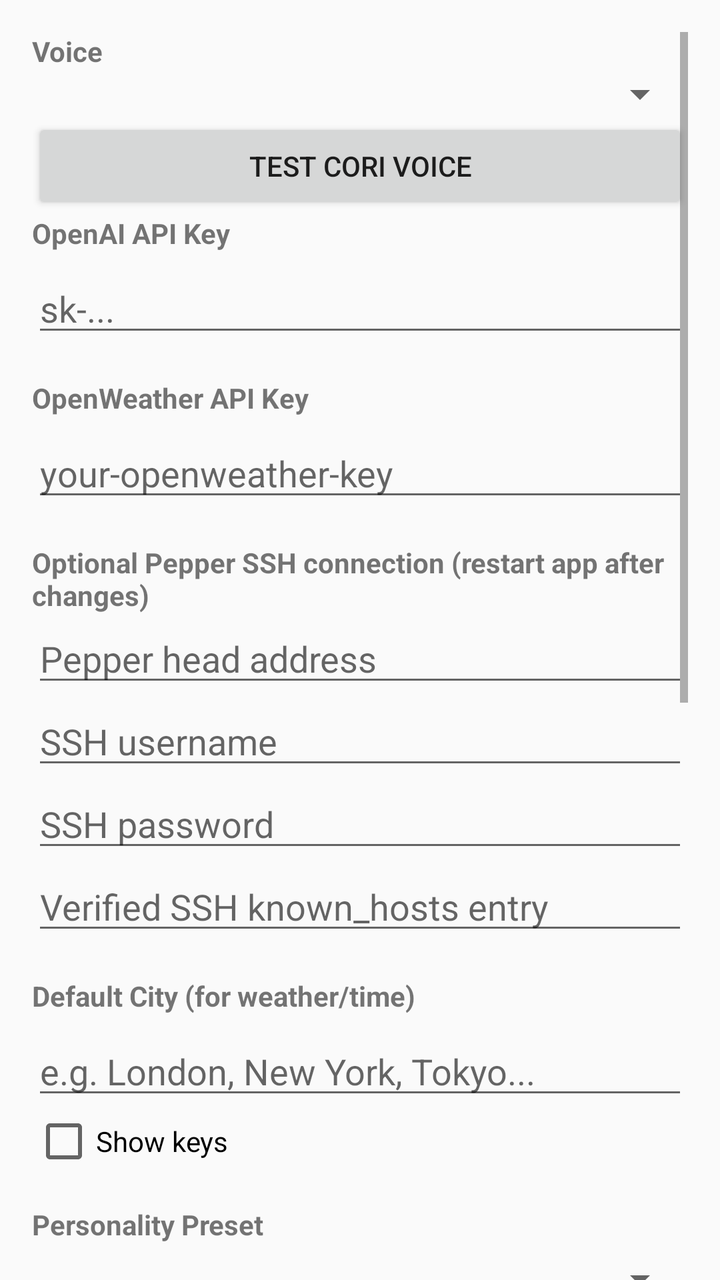
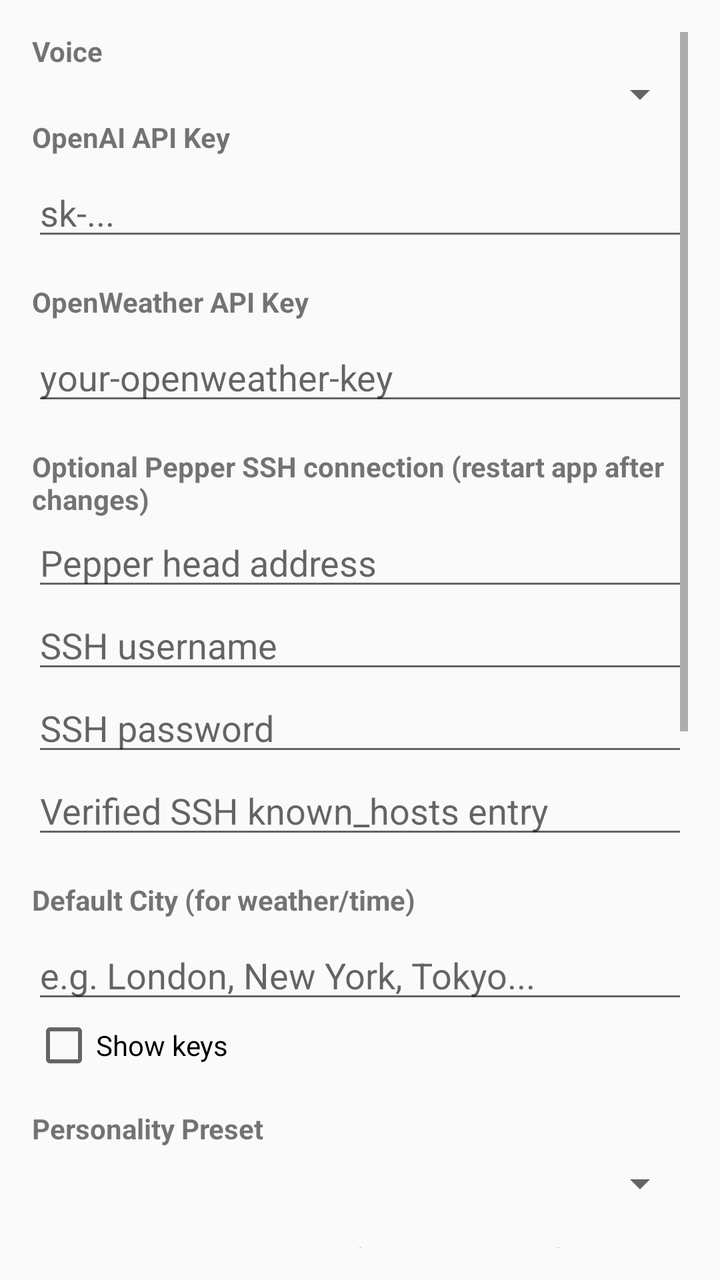

Screens rendered from an Android XML layout before and after an edit, with the pre-edit source and the edit as a unified diff.
<!-- AndroidManifest.xml: application theme AppTheme -->
<!-- res/layout/activity_settings.xml -->
<?xml version="1.0" encoding="utf-8"?>
<ScrollView xmlns:android="http://schemas.android.com/apk/res/android"
    android:id="@+id/scroll"
    android:layout_width="match_parent"
    android:layout_height="match_parent"
    android:fillViewport="true"
    android:padding="16dp">

    <LinearLayout
        android:layout_width="match_parent"
        android:layout_height="wrap_content"
        android:orientation="vertical">

        <TextView
            android:layout_width="match_parent"
            android:layout_height="wrap_content"
            android:text="Voice"
            android:textStyle="bold" />
        <Spinner
            android:id="@+id/spinnerVoice"
            android:layout_width="match_parent"
            android:layout_height="wrap_content" />

        <Button
            android:id="@+id/btnVoiceDemo"
            android:layout_width="match_parent"
            android:layout_height="wrap_content"
            android:text="Test Cori voice" />

        
        <TextView
            android:layout_width="wrap_content"
            android:layout_height="wrap_content"
            android:text="OpenAI API Key"
            android:textStyle="bold"
            android:paddingBottom="6dp" />

        <EditText
            android:id="@+id/editOpenAIKey"
            android:layout_width="match_parent"
            android:layout_height="wrap_content"
            android:hint="sk-..."
            android:singleLine="true"
            android:inputType="textPassword" />

        
        <TextView
            android:layout_width="wrap_content"
            android:layout_height="wrap_content"
            android:text="OpenWeather API Key"
            android:textStyle="bold"
            android:paddingTop="16dp"
            android:paddingBottom="6dp" />

        <EditText
            android:id="@+id/editWeatherKey"
            android:layout_width="match_parent"
            android:layout_height="wrap_content"
            android:hint="your-openweather-key"
            android:singleLine="true"
            android:inputType="textPassword" />

        <TextView
            android:layout_width="match_parent"
            android:layout_height="wrap_content"
            android:paddingTop="16dp"
            android:text="Optional Pepper SSH connection (restart app after changes)"
            android:textStyle="bold" />
        <EditText
            android:id="@+id/editSshHost"
            android:layout_width="match_parent"
            android:layout_height="wrap_content"
            android:hint="Pepper head address"
            android:singleLine="true"
            android:inputType="textUri" />
        <EditText
            android:id="@+id/editSshUser"
            android:layout_width="match_parent"
            android:layout_height="wrap_content"
            android:hint="SSH username"
            android:singleLine="true"
            android:inputType="textNoSuggestions" />
        <EditText
            android:id="@+id/editSshPassword"
            android:layout_width="match_parent"
            android:layout_height="wrap_content"
            android:hint="SSH password"
            android:singleLine="true"
            android:inputType="textPassword" />

        <EditText
            android:id="@+id/editSshKnownHosts"
            android:layout_width="match_parent"
            android:layout_height="wrap_content"
            android:hint="Verified SSH known_hosts entry"
            android:inputType="textMultiLine|textNoSuggestions" />

        
        <TextView
            android:layout_width="wrap_content"
            android:layout_height="wrap_content"
            android:text="Default City (for weather/time)"
            android:textStyle="bold"
            android:paddingTop="16dp"
            android:paddingBottom="6dp" />

        <EditText
            android:id="@+id/editDefaultCity"
            android:layout_width="match_parent"
            android:layout_height="wrap_content"
            android:hint="e.g. London, New York, Tokyo..."
            android:singleLine="true"
            android:inputType="text" />

        <CheckBox
            android:id="@+id/checkboxShowKeys"
            android:layout_width="wrap_content"
            android:layout_height="wrap_content"
            android:text="Show keys" />



        
        <TextView
            android:layout_width="wrap_content"
            android:layout_height="wrap_content"
            android:text="Personality Preset"
            android:textStyle="bold"
            android:paddingTop="16dp"
            android:paddingBottom="6dp" />

        <Spinner
            android:id="@+id/spinnerPersona"
            android:layout_width="match_parent"
            android:layout_height="wrap_content"
            android:paddingBottom="8dp" />

        
        <TextView
            android:layout_width="wrap_content"
            android:layout_height="wrap_content"
            android:text="Edit Pepper’s Personality (System Prompt)"
            android:textStyle="bold"
            android:paddingTop="16dp"
            android:paddingBottom="6dp" />

        
        <EditText
            android:id="@+id/editPersona"
            android:layout_width="match_parent"
            android:layout_height="250dp"
            android:gravity="top|start"
            android:inputType="textMultiLine"
            android:overScrollMode="always"
            android:scrollbars="vertical"
            android:hint="System prompt text for Pepper..."
            android:padding="8dp" />

        
        <Button
            android:id="@+id/btnPersonaFullscreen"
            android:layout_width="match_parent"
            android:layout_height="wrap_content"
            android:background="@drawable/bg_rounded_button"
            android:backgroundTint="#808080"
            android:textColor="@android:color/white"
            android:text="Open Fullscreen Editor" />

        
        <LinearLayout
            android:layout_width="match_parent"
            android:layout_height="wrap_content"
            android:orientation="horizontal"
            android:paddingTop="16dp">

            <Button
                android:id="@+id/btnSave"
                android:layout_width="0dp"
                android:layout_height="wrap_content"
                android:layout_weight="1"
                android:background="@drawable/bg_rounded_button"
                android:backgroundTint="#00AA00"
                android:textColor="@android:color/white"
                android:text="Save" />

            <Button
                android:id="@+id/btnResetPersona"
                android:layout_width="0dp"
                android:layout_height="wrap_content"
                android:layout_weight="1"
                android:layout_marginStart="8dp"
                android:background="@drawable/bg_rounded_button"
                android:backgroundTint="#666666"
                android:textColor="@android:color/white"
                android:text="Reset Personality" />
        </LinearLayout>

        <Button
            android:id="@+id/btnClearKeys"
            android:layout_width="match_parent"
            android:layout_height="wrap_content"
            android:layout_marginTop="16dp"
            android:background="@drawable/bg_rounded_button"
            android:backgroundTint="#FF4444"
            android:textColor="@android:color/white"
            android:text="Clear API Keys" />

        <TextView
            android:layout_width="match_parent"
            android:layout_height="wrap_content"
            android:text="Tip: This will revert to the app’s bundled defaults from strings.xml."
            android:textSize="12sp"
            android:paddingTop="8dp" />
    </LinearLayout>
</ScrollView>
<!-- resources referenced by this layout -->
<resources>
  <!-- drawable bg_rounded_button (drawable) -->
  <?xml version="1.0" encoding="utf-8"?>
  <shape xmlns:android="http://schemas.android.com/apk/res/android"
      android:shape="rectangle">
      <solid android:color="#00AACD"/> 
      <corners android:radius="100dp"/>
      <padding android:left="16dp" android:right="16dp" android:top="8dp" android:bottom="8dp"/>
  </shape>
  <style name="AppTheme" parent="Theme.AppCompat.Light.NoActionBar">
          
      </style>
</resources>

<!-- the commit's change to res/layout/activity_settings.xml (unified diff, before → after) -->
@@ -20,12 +20,6 @@
             android:id="@+id/spinnerVoice"
             android:layout_width="match_parent"
             android:layout_height="wrap_content" />
-
-        <Button
-            android:id="@+id/btnVoiceDemo"
-            android:layout_width="match_parent"
-            android:layout_height="wrap_content"
-            android:text="Test Cori voice" />
 
         
         <TextView
